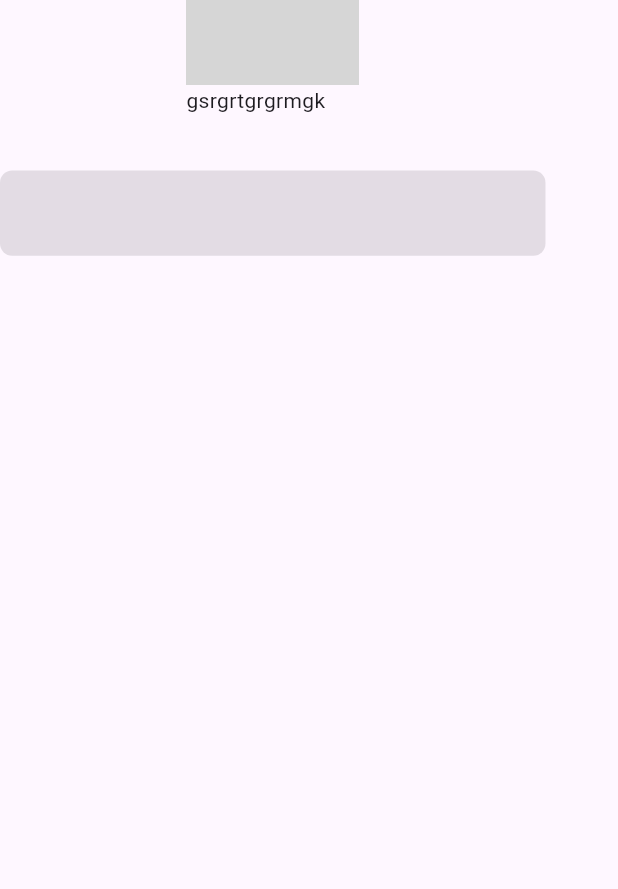
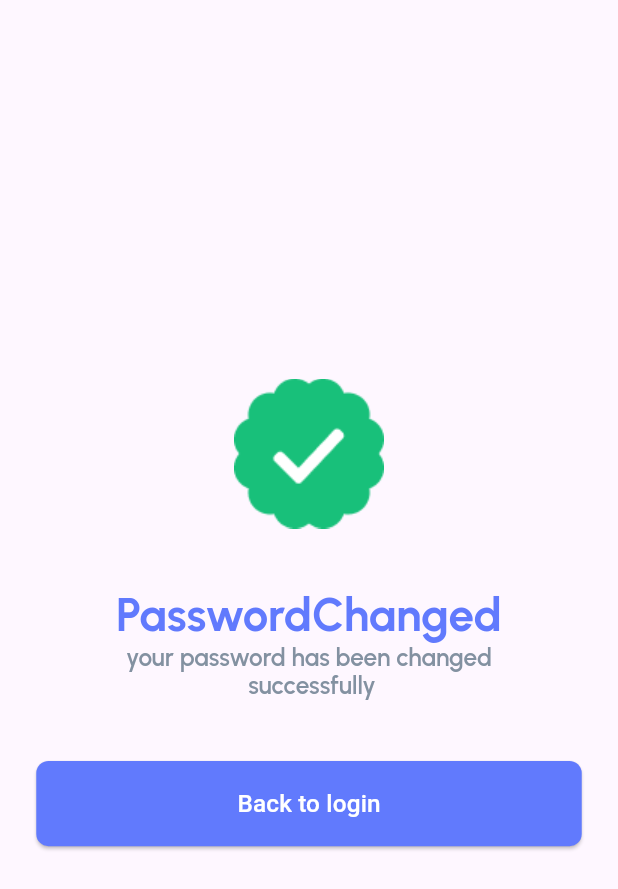
Before and after one commit to AbdoMohamed98/financial_app, a Flutter app: the Passwordchanged screen opened directly, on a phone screen of 412 x 824 dp. Shown: the top 889 px of the screen. Run offline on Flutter 3.47's test engine with Material 3 defaults, Android fonts, the phone set to English and light mode, and no system bars; our stand-ins replace flutter_screenutil, flutter_svg, go_router, pin_code_fields; grey boxes are pictures that could not be loaded.

Commit message:
finishing passwordchanged and create newpassword view

```diff
--- a/lib/core/navigation/approutes.dart
+++ b/lib/core/navigation/approutes.dart
@@ -4,5 +4,6 @@ static String welcomeview = '/Welcomeview';
 static String forgetpasswordview = '/Forgetpasswordview';
 static String registerview = '/Registerview';
 static String otpVerificationview = '/OtpVerificationview';
-static String passwordchanged = '/passwordchanged';
+static String passwordchanged = '/Passwordchanged';
+static String createnewpasswordview = '/Createnewpasswordview';
 }
--- a/lib/core/navigation/router_generation_config.dart
+++ b/lib/core/navigation/router_generation_config.dart
@@ -1,6 +1,8 @@
 import 'package:financial_app/core/navigation/approutes.dart';
+import 'package:financial_app/views/createnewpasswordview.dart';
 import 'package:financial_app/views/forgetpasswordview.dart';
 import 'package:financial_app/views/loginview.dart';
+import 'package:financial_app/views/passwordchanged.dart';
 import 'package:financial_app/views/regesterview.dart';
 import 'package:financial_app/views/welcomeview.dart';
 import 'package:go_router/go_router.dart';
@@ -21,6 +23,13 @@ class RouterGenerationConfig {
       GoRoute(path:Approutes.registerview,
       name: Approutes.registerview,
        builder: (context, state) => const Regesterview()),
+       GoRoute(path: Approutes.createnewpasswordview,
+       name: Approutes.createnewpasswordview,
+       builder: (context, state) => const Createnewpasswordview()),
+       GoRoute(path: Approutes.passwordchanged,
+       name: Approutes.passwordchanged,
+       builder: (context, state) => const Passwordchanged(),
+       )
 
       ]);
 }
--- a/lib/views/passwordchanged.dart
+++ b/lib/views/passwordchanged.dart
@@ -1,6 +1,9 @@
+import 'package:financial_app/core/appstyle/apptextstyle.dart';
+import 'package:financial_app/core/navigation/approutes.dart';
 import 'package:financial_app/widgets/customelevatedbutton.dart';
 import 'package:flutter/material.dart';
 import 'package:flutter_screenutil/flutter_screenutil.dart';
+import 'package:go_router/go_router.dart';
 
 class Passwordchanged extends StatelessWidget {
   const Passwordchanged({super.key});
@@ -9,18 +12,57 @@ class Passwordchanged extends StatelessWidget {
   Widget build(BuildContext context) {
     return Scaffold(
       body:Column(
+
         children: [
-           SizedBox(
-                height: 56.h,
-                width: 105.w,
-                child: Image.asset('assets/images/google.png',fit: BoxFit.cover,),
-              ),
-              SizedBox(
-                height: 56.h,
-                width: 105.w,
-                child: Text('gsrgrtgrgrmgk'),
-              ),
-              Customelevatedbutton(),
+          SizedBox(
+            height: 248.h,
+          ),
+         Row(
+          mainAxisAlignment: MainAxisAlignment.center,
+           children: [
+             SizedBox(
+              height:100.h ,
+              width:100.h ,
+              child: Image.asset('assets/images/Successmark.png')
+             ),
+           ],
+         ) ,
+         SizedBox(
+          height: 38.h,
+         ),
+
+            RichText(
+              textAlign:TextAlign.center
+
+              ,text: TextSpan(
+              children: [
+                TextSpan(
+                  text: 'PasswordChanged\n',
+                  style: Apptextstyle.headlines
+                ),
+                TextSpan(
+                  text: 'your password has been changed\n ',
+                  style: Apptextstyle.subtitles
+                ),
+                 TextSpan(
+                  text: 'successfully ',
+                  style: Apptextstyle.subtitles
+                ),
+
+              ]
+            ),
+
+            ),
+            SizedBox(
+              height: 40.h,
+            ),
+            Customelevatedbutton(
+              buttontext: 'Back to login',
+              onpressed: () {
+                context.pushNamed(Approutes.loginview);
+              },
+            )
+
 
         ],
       )
--- a/lib/views/welcomeview.dart
+++ b/lib/views/welcomeview.dart
@@ -27,7 +27,7 @@ class Welcomeview extends StatelessWidget {
           ),
           Customelevatedbutton(
             onpressed: () {
-              context.pushNamed( Approutes.forgetpasswordview);
+              context.pushNamed( Approutes.passwordchanged);
             },
             buttonhight: 56.h,
             buttonwidth: 331.w,
--- a/pubspec.yaml
+++ b/pubspec.yaml
@@ -69,6 +69,7 @@ flutter:
      - assets/images/generated.png
      - assets/images/google_ic.svg
      - assets/images/Sticker.png
+     - assets/images/Successmark.png
 
 
   # An image asset can refer to one or more resolution-specific "variants", see
```
Also changed, not shown: lib/views/createnewpasswordview.dart (+73 -14 lines), assets/images/Successmark.png (added), 4 other files.
